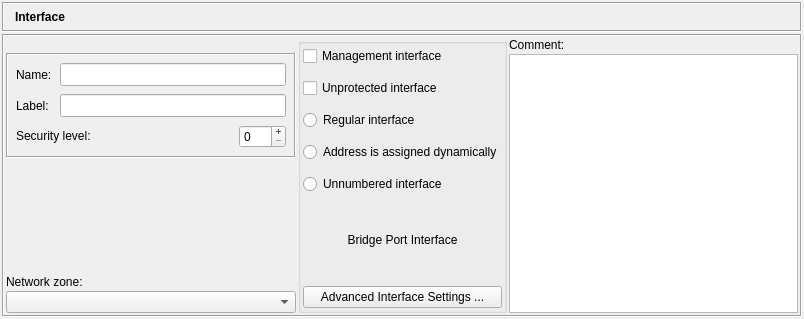
Before: the Qt Designer form src/gui/interfacedialog_q.ui in fwbuilder/fwbuilder, drawn with Qt 5.
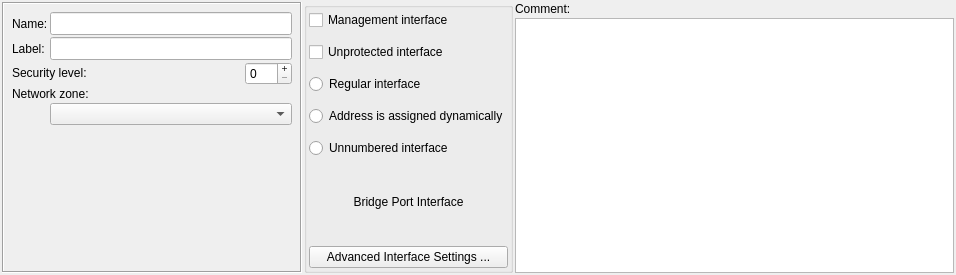
After: the same form once the commit is applied. Icons and pictures are not drawn.

Commit message: fixes #491, #501 dialog layout fixes to make them look more consistent, using widget promotion feature in Designer to build stack of editor dialogs in the bottom panel of the main window instead of building them at run time

Diff of the .ui file:
```diff
--- a/src/gui/interfacedialog_q.ui
+++ b/src/gui/interfacedialog_q.ui
@@ -5,12 +5,12 @@
   <property name="enabled">
    <bool>true</bool>
   </property>
-  <property name="geometry">
+  <property name="geometry" >
    <rect>
     <x>0</x>
     <y>0</y>
-    <width>804</width>
-    <height>319</height>
+    <width>956</width>
+    <height>275</height>
    </rect>
   </property>
   <property name="sizePolicy">
@@ -22,127 +22,59 @@
   <property name="windowTitle">
    <string>Interface</string>
   </property>
-  <layout class="QGridLayout">
-   <item row="0" column="0">
-    <widget class="QFrame" name="frame3">
-     <property name="sizePolicy">
-      <sizepolicy hsizetype="Expanding" vsizetype="Fixed">
+  <layout class="QGridLayout" name="gridLayout_2" >
+   <property name="margin" >
+    <number>0</number>
+   </property>
+   <item row="0" column="0" >
+    <widget class="QFrame" name="frame7" >
+     <property name="sizePolicy" >
+      <sizepolicy vsizetype="MinimumExpanding" hsizetype="Expanding" >
        <horstretch>0</horstretch>
        <verstretch>0</verstretch>
       </sizepolicy>
      </property>
-     <property name="minimumSize">
-      <size>
-       <width>16</width>
-       <height>30</height>
-      </size>
+     <property name="frameShape" >
+      <enum>QFrame::NoFrame</enum>
      </property>
-     <property name="autoFillBackground">
-      <bool>true</bool>
-     </property>
-     <property name="frameShape">
-      <enum>QFrame::Box</enum>
-     </property>
-     <property name="frameShadow">
+     <property name="frameShadow" >
       <enum>QFrame::Sunken</enum>
      </property>
-     <layout class="QGridLayout">
-      <property name="margin">
-       <number>2</number>
-      </property>
-      <property name="spacing">
-       <number>2</number>
-      </property>
-      <item row="0" column="2">
-       <widget class="QLabel" name="editorTitle">
-        <property name="sizePolicy">
-         <sizepolicy hsizetype="Preferred" vsizetype="Fixed">
+     <layout class="QGridLayout" name="gridLayout_4" >
+      <item rowspan="2" row="0" column="0" >
+       <widget class="QFrame" name="frame26" >
+        <property name="sizePolicy" >
+         <sizepolicy vsizetype="Expanding" hsizetype="Fixed" >
           <horstretch>0</horstretch>
           <verstretch>0</verstretch>
          </sizepolicy>
         </property>
-        <property name="font">
-         <font>
-          <weight>75</weight>
-          <bold>true</bold>
-         </font>
-        </property>
-        <property name="text">
-         <string>Interface</string>
-        </property>
-        <property name="wordWrap">
-         <bool>false</bool>
-        </property>
-       </widget>
-      </item>
-      <item row="0" column="1">
-       <widget class="QLabel" name="icon">
-        <property name="sizePolicy">
-         <sizepolicy hsizetype="Maximum" vsizetype="Preferred">
-          <horstretch>0</horstretch>
-          <verstretch>0</verstretch>
-         </sizepolicy>
-        </property>
-        <property name="text">
-         <string/>
-        </property>
-        <property name="pixmap">
-         <pixmap resource="MainRes.qrc">:/Icons/Interface/icon</pixmap>
-        </property>
-       </widget>
-      </item>
-     </layout>
-    </widget>
-   </item>
-   <item row="1" column="0">
-    <widget class="QFrame" name="frame7">
-     <property name="sizePolicy">
-      <sizepolicy hsizetype="Expanding" vsizetype="MinimumExpanding">
-       <horstretch>0</horstretch>
-       <verstretch>0</verstretch>
-      </sizepolicy>
-     </property>
-     <property name="frameShape">
-      <enum>QFrame::Box</enum>
-     </property>
-     <property name="frameShadow">
-      <enum>QFrame::Sunken</enum>
-     </property>
-     <layout class="QGridLayout" name="gridLayout_2">
-      <item row="0" column="0" rowspan="2">
-       <widget class="QFrame" name="frame26">
-        <property name="sizePolicy">
-         <sizepolicy hsizetype="Preferred" vsizetype="Expanding">
-          <horstretch>0</horstretch>
-          <verstretch>0</verstretch>
-         </sizepolicy>
-        </property>
-        <property name="minimumSize">
+        <property name="minimumSize" >
          <size>
-          <width>167</width>
+          <width>300</width>
           <height>105</height>
          </size>
         </property>
-        <property name="frameShape">
+        <property name="maximumSize" >
+         <size>
+          <width>300</width>
+          <height>16777215</height>
+         </size>
+        </property>
+        <property name="frameShape" >
          <enum>QFrame::Box</enum>
         </property>
         <property name="frameShadow">
          <enum>QFrame::Sunken</enum>
         </property>
-        <layout class="QGridLayout">
-         <property name="sizeConstraint">
-          <enum>QLayout::SetMinAndMaxSize</enum>
-         </property>
-         <property name="margin">
+        <layout class="QGridLayout" name="gridLayout_3" >
+         <property name="margin" >
           <number>8</number>
          </property>
-         <property name="spacing">
-          <number>8</number>
-         </property>
-         <item row="0" column="0">
-          <widget class="QLabel" name="textLabel1">
-           <property name="sizePolicy">
-            <sizepolicy hsizetype="Minimum" vsizetype="Preferred">
+         <item row="0" column="0" >
+          <widget class="QLabel" name="textLabel1" >
+           <property name="sizePolicy" >
+            <sizepolicy vsizetype="Preferred" hsizetype="Minimum" >
              <horstretch>0</horstretch>
              <verstretch>0</verstretch>
             </sizepolicy>
@@ -155,10 +87,10 @@
            </property>
           </widget>
          </item>
-         <item row="0" column="1" colspan="2">
-          <widget class="QLineEdit" name="obj_name">
-           <property name="sizePolicy">
-            <sizepolicy hsizetype="Preferred" vsizetype="Fixed">
+         <item row="0" column="1" colspan="2" >
+          <widget class="QLineEdit" name="obj_name" >
+           <property name="sizePolicy" >
+            <sizepolicy vsizetype="Fixed" hsizetype="Preferred" >
              <horstretch>200</horstretch>
              <verstretch>0</verstretch>
             </sizepolicy>
@@ -171,10 +103,10 @@
            </property>
           </widget>
          </item>
-         <item row="1" column="0">
-          <widget class="QLabel" name="textLabel2_2">
-           <property name="sizePolicy">
-            <sizepolicy hsizetype="Minimum" vsizetype="Preferred">
+         <item row="1" column="0" >
+          <widget class="QLabel" name="textLabel2_2" >
+           <property name="sizePolicy" >
+            <sizepolicy vsizetype="Preferred" hsizetype="Minimum" >
              <horstretch>0</horstretch>
              <verstretch>0</verstretch>
             </sizepolicy>
@@ -187,10 +119,10 @@
            </property>
           </widget>
          </item>
-         <item row="1" column="1" colspan="2">
-          <widget class="QLineEdit" name="label">
-           <property name="sizePolicy">
-            <sizepolicy hsizetype="Preferred" vsizetype="Fixed">
+         <item row="1" column="1" colspan="2" >
+          <widget class="QLineEdit" name="label" >
+           <property name="sizePolicy" >
+            <sizepolicy vsizetype="Fixed" hsizetype="Preferred" >
              <horstretch>0</horstretch>
              <verstretch>0</verstretch>
             </sizepolicy>
@@ -203,10 +135,10 @@
            </property>
           </widget>
          </item>
-         <item row="2" column="0" colspan="2">
-          <widget class="QLabel" name="seclevelLabel">
-           <property name="sizePolicy">
-            <sizepolicy hsizetype="Preferred" vsizetype="Fixed">
+         <item row="2" column="0" colspan="2" >
+          <widget class="QLabel" name="seclevelLabel" >
+           <property name="sizePolicy" >
+            <sizepolicy vsizetype="Fixed" hsizetype="Preferred" >
              <horstretch>0</horstretch>
              <verstretch>0</verstretch>
             </sizepolicy>
@@ -225,10 +157,10 @@
            </property>
           </widget>
          </item>
-         <item row="2" column="2">
-          <widget class="QSpinBox" name="seclevel">
-           <property name="sizePolicy">
-            <sizepolicy hsizetype="Fixed" vsizetype="Fixed">
+         <item row="2" column="2" >
+          <widget class="QSpinBox" name="seclevel" >
+           <property name="sizePolicy" >
+            <sizepolicy vsizetype="Fixed" hsizetype="Fixed" >
              <horstretch>0</horstretch>
              <verstretch>0</verstretch>
             </sizepolicy>
@@ -254,13 +186,68 @@
            </property>
           </widget>
          </item>
+         <item row="3" column="0" colspan="3" >
+          <widget class="QLabel" name="netzoneLabel" >
+           <property name="sizePolicy" >
+            <sizepolicy vsizetype="Fixed" hsizetype="Preferred" >
+             <horstretch>0</horstretch>
+             <verstretch>0</verstretch>
+            </sizepolicy>
+           </property>
+           <property name="text" >
+            <string>Network zone:</string>
+           </property>
+           <property name="wordWrap" >
+            <bool>false</bool>
+           </property>
+          </widget>
+         </item>
+         <item row="4" column="1" colspan="2" >
+          <widget class="QComboBox" name="netzone" >
+           <property name="sizePolicy" >
+            <sizepolicy vsizetype="Fixed" hsizetype="Preferred" >
+             <horstretch>0</horstretch>
+             <verstretch>0</verstretch>
+            </sizepolicy>
+           </property>
+           <property name="minimumSize" >
+            <size>
+             <width>0</width>
+             <height>0</height>
+            </size>
+           </property>
+           <property name="toolTip" >
+            <string>&lt;p>Network zone consists of hosts and networks that can be reached through this interface of the firewall. Subnet to which this interface is directly attached must be part of its network zone. Other subnets reachable by means of routing should alse be added to the network zone.
+&lt;br>
+If network zone for this interface consists of only one subnet, you can simply choose that network's object in the pull-down below. If your network zone should include multiple subnets, you need to create an Object Group, then put all hosts and networks which are going to be part of the network zone into that group and finally choose this group in the pull-down below.&lt;/p></string>
+           </property>
+           <property name="whatsThis" >
+            <string>&lt;p>Network zone consists of hosts and networks that can be reached through this interface of the firewall. Subnet to which this interface is directly attached must be part of its network zone. Other subnets reachable by means of routing should alse be added to the network zone.
+&lt;br>
+If network zone for this interface consists of only one subnet, you can simply choose that network's object in the pull-down below. If your network zone should include multiple subnets, you need to create an Object Group, then put all hosts and networks which are going to be part of the network zone into that group and finally choose this group in the pull-down below.&lt;/p></string>
+           </property>
+          </widget>
+         </item>
+         <item row="5" column="1" >
+          <spacer name="verticalSpacer" >
+           <property name="orientation" >
+            <enum>Qt::Vertical</enum>
+           </property>
+           <property name="sizeHint" stdset="0" >
+            <size>
+             <width>20</width>
+             <height>70</height>
+            </size>
+           </property>
+          </spacer>
+         </item>
         </layout>
        </widget>
       </item>
-      <item row="0" column="1" rowspan="5">
-       <widget class="QGroupBox" name="interfaceOptionsGroup">
-        <property name="sizePolicy">
-         <sizepolicy hsizetype="Preferred" vsizetype="Preferred">
+      <item rowspan="2" row="0" column="1" >
+       <widget class="QGroupBox" name="interfaceOptionsGroup" >
+        <property name="sizePolicy" >
+         <sizepolicy vsizetype="Preferred" hsizetype="Preferred" >
           <horstretch>0</horstretch>
           <verstretch>0</verstretch>
          </sizepolicy>
@@ -268,8 +255,11 @@
         <property name="title">
          <string/>
         </property>
-        <layout class="QGridLayout" name="gridLayout">
-         <property name="verticalSpacing">
+        <property name="flat" >
+         <bool>false</bool>
+        </property>
+        <layout class="QGridLayout" name="gridLayout" >
+         <property name="verticalSpacing" >
           <number>12</number>
          </property>
          <item row="0" column="0">
@@ -339,10 +329,10 @@
         </layout>
        </widget>
       </item>
-      <item row="0" column="2">
-       <widget class="QLabel" name="textLabel2">
-        <property name="sizePolicy">
-         <sizepolicy hsizetype="Preferred" vsizetype="Fixed">
+      <item row="0" column="2" >
+       <widget class="QLabel" name="textLabel2" >
+        <property name="sizePolicy" >
+         <sizepolicy vsizetype="Fixed" hsizetype="Preferred" >
           <horstretch>0</horstretch>
           <verstretch>0</verstretch>
          </sizepolicy>
@@ -355,10 +345,10 @@
         </property>
        </widget>
       </item>
-      <item row="1" column="2" rowspan="4">
-       <widget class="QTextEdit" name="comment">
-        <property name="sizePolicy">
-         <sizepolicy hsizetype="Expanding" vsizetype="Expanding">
+      <item row="1" column="2" >
+       <widget class="QTextEdit" name="comment" >
+        <property name="sizePolicy" >
+         <sizepolicy vsizetype="Expanding" hsizetype="Expanding" >
           <horstretch>0</horstretch>
           <verstretch>100</verstretch>
          </sizepolicy>
@@ -374,67 +364,12 @@
         </property>
        </widget>
       </item>
-      <item row="2" column="0">
-       <spacer>
-        <property name="orientation">
-         <enum>Qt::Vertical</enum>
-        </property>
-        <property name="sizeHint" stdset="0">
-         <size>
-          <width>20</width>
-          <height>21</height>
-         </size>
-        </property>
-       </spacer>
-      </item>
-      <item row="3" column="0">
-       <widget class="QLabel" name="netzoneLabel">
-        <property name="sizePolicy">
-         <sizepolicy hsizetype="Preferred" vsizetype="Fixed">
-          <horstretch>0</horstretch>
-          <verstretch>0</verstretch>
-         </sizepolicy>
-        </property>
-        <property name="text">
-         <string>Network zone:</string>
-        </property>
-        <property name="wordWrap">
-         <bool>false</bool>
-        </property>
-       </widget>
-      </item>
-      <item row="4" column="0">
-       <widget class="QComboBox" name="netzone">
-        <property name="sizePolicy">
-         <sizepolicy hsizetype="Preferred" vsizetype="Fixed">
-          <horstretch>0</horstretch>
-          <verstretch>0</verstretch>
-         </sizepolicy>
-        </property>
-        <property name="minimumSize">
-         <size>
-          <width>0</width>
-          <height>0</height>
-         </size>
-        </property>
-        <property name="toolTip">
-         <string>&lt;p&gt;Network zone consists of hosts and networks that can be reached through this interface of the firewall. Subnet to which this interface is directly attached must be part of its network zone. Other subnets reachable by means of routing should alse be added to the network zone.
-&lt;br&gt;
-If network zone for this interface consists of only one subnet, you can simply choose that network's object in the pull-down below. If your network zone should include multiple subnets, you need to create an Object Group, then put all hosts and networks which are going to be part of the network zone into that group and finally choose this group in the pull-down below.&lt;/p&gt;</string>
-        </property>
-        <property name="whatsThis">
-         <string>&lt;p&gt;Network zone consists of hosts and networks that can be reached through this interface of the firewall. Subnet to which this interface is directly attached must be part of its network zone. Other subnets reachable by means of routing should alse be added to the network zone.
-&lt;br&gt;
-If network zone for this interface consists of only one subnet, you can simply choose that network's object in the pull-down below. If your network zone should include multiple subnets, you need to create an Object Group, then put all hosts and networks which are going to be part of the network zone into that group and finally choose this group in the pull-down below.&lt;/p&gt;</string>
-        </property>
-       </widget>
-      </item>
      </layout>
     </widget>
    </item>
   </layout>
  </widget>
- <layoutdefault spacing="2" margin="2"/>
+ <layoutdefault spacing="2" margin="2" />
  <tabstops>
   <tabstop>obj_name</tabstop>
   <tabstop>label</tabstop>
```
Left out of the diff: 415 changed lines with no effect on the pictures. The commit also changes 49 other files.
